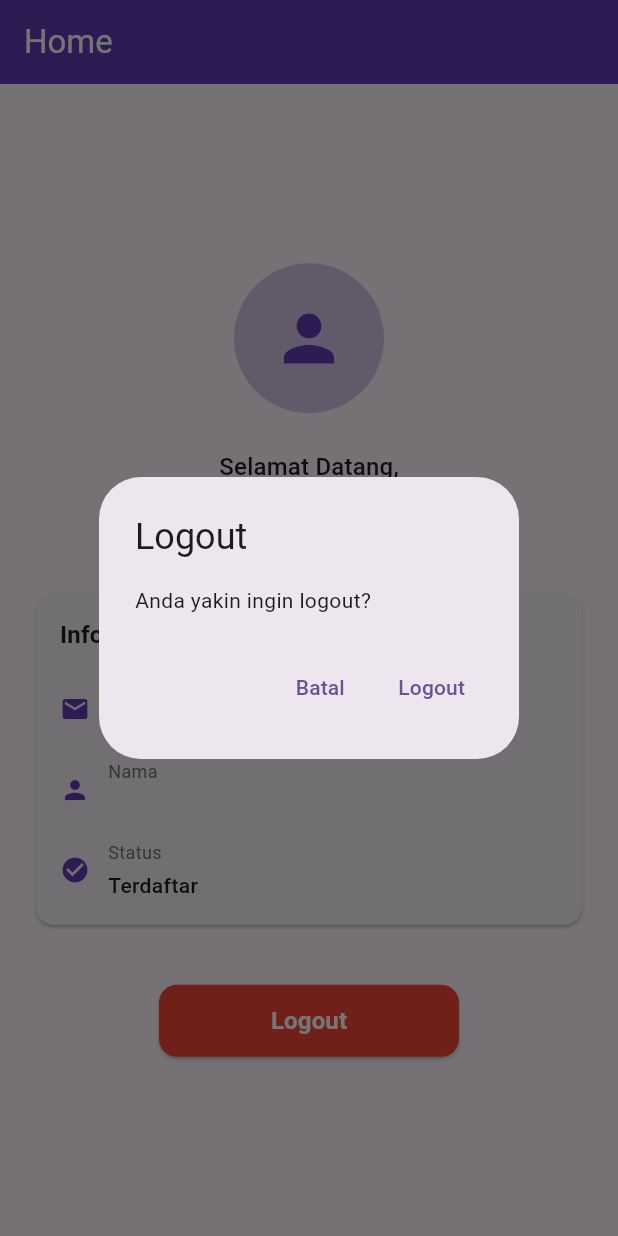
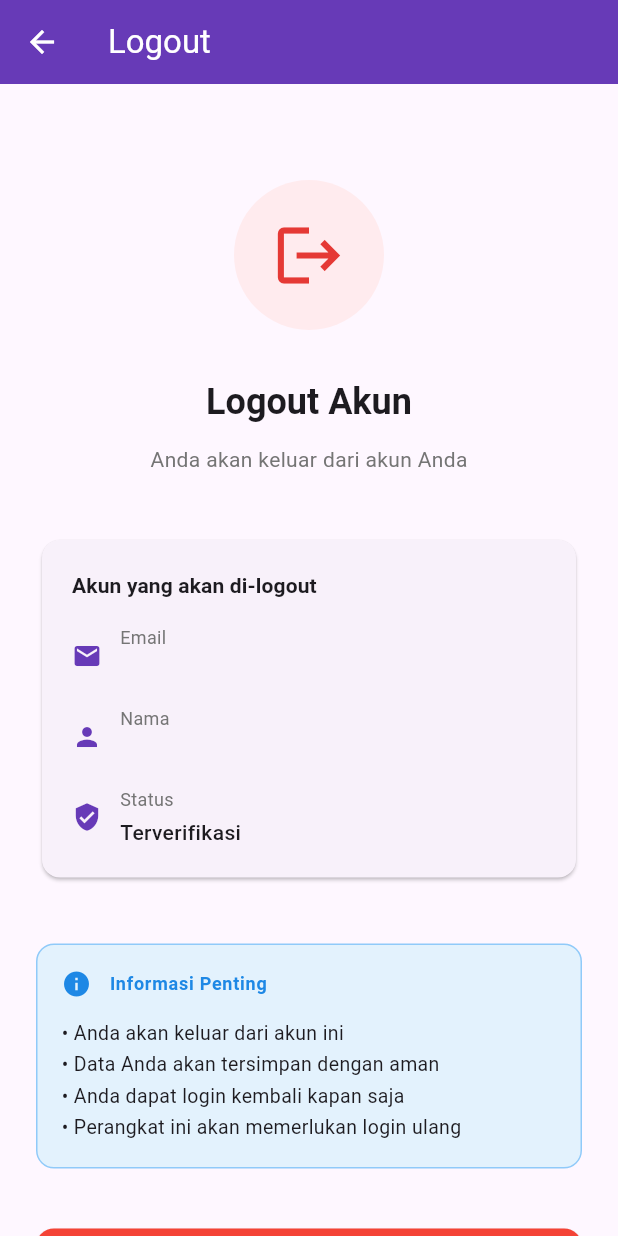
Before and after one commit to ipaddr/202523430031-23343062, a Flutter app: the screen it shows once a user with an empty profile is signed in, after a tap on "Logout", on a phone screen of 412 x 824 dp. Run offline on Flutter 3.47's test engine with Material 3 defaults, Android fonts, the phone set to English and light mode, and no system bars; our stand-ins replace cloud_firestore, firebase_auth, firebase_core, firebase_storage; accounts and stored records are empty.

Commit message:
feat: add logout view

```diff
--- a/app1/lib/screens/home_screen.dart
+++ b/app1/lib/screens/home_screen.dart
@@ -1,5 +1,6 @@
 import 'package:flutter/material.dart';
 import 'package:app1/services/auth_service.dart';
+import 'logout_screen.dart';
 
 /// Home Screen - Halaman utama setelah login
 class HomeScreen extends StatefulWidget {
@@ -104,29 +105,12 @@ class _HomeScreenState extends State<HomeScreen> {
               width: 200,
               height: 48,
               child: ElevatedButton(
-                onPressed: () async {
-                  // Show confirmation dialog
-                  showDialog(
-                    context: context,
-                    builder: (context) => AlertDialog(
-                      title: const Text('Logout'),
-                      content: const Text('Anda yakin ingin logout?'),
-                      actions: [
-                        TextButton(
-                          onPressed: () => Navigator.pop(context),
-                          child: const Text('Batal'),
-                        ),
-                        TextButton(
-                          onPressed: () async {
-                            Navigator.pop(context);
-                            await _authService.logout();
-                            if (mounted) {
-                              widget.onLogout?.call();
-                            }
-                          },
-                          child: const Text('Logout'),
-                        ),
-                      ],
+                onPressed: () {
+                  Navigator.push(
+                    context,
+                    MaterialPageRoute(
+                      builder: (context) =>
+                          LogoutScreen(onLogoutSuccess: widget.onLogout),
                     ),
                   );
                 },
--- /dev/null
+++ b/app1/lib/screens/logout_screen.dart
@@ -0,0 +1,355 @@
+import 'package:flutter/material.dart';
+import 'package:app1/services/auth_service.dart';
+
+/// Logout Screen - Halaman untuk proses logout
+class LogoutScreen extends StatefulWidget {
+  final VoidCallback? onLogoutSuccess;
+
+  const LogoutScreen({super.key, this.onLogoutSuccess});
+
+  @override
+  State<LogoutScreen> createState() => _LogoutScreenState();
+}
+
+class _LogoutScreenState extends State<LogoutScreen> {
+  final _authService = AuthService();
+  bool _isLoading = false;
+
+  /// Handle logout process
+  Future<void> _handleLogout() async {
+    setState(() => _isLoading = true);
+
+    try {
+      await _authService.logout();
+
+      if (mounted) {
+        widget.onLogoutSuccess?.call();
+        Navigator.pop(context);
+      }
+    } catch (e) {
+      if (mounted) {
+        ScaffoldMessenger.of(context).showSnackBar(
+          SnackBar(
+            content: Text('Logout gagal: ${e.toString()}'),
+            backgroundColor: Colors.red,
+          ),
+        );
+        setState(() => _isLoading = false);
+      }
+    }
+  }
+
+  /// Show logout confirmation dialog
+  void _showLogoutConfirmation() {
+    showDialog(
+      context: context,
+      builder: (BuildContext context) {
+        return AlertDialog(
+          shape: RoundedRectangleBorder(
+            borderRadius: BorderRadius.circular(16),
+          ),
+          title: const Text('Logout Akun'),
+          content: Column(
+            mainAxisSize: MainAxisSize.min,
+            crossAxisAlignment: CrossAxisAlignment.start,
+            children: [
+              Text(
+                'Apakah Anda yakin ingin logout?',
+                style: Theme.of(context).textTheme.bodyMedium,
+              ),
+              const SizedBox(height: 16),
+              Container(
+                padding: const EdgeInsets.all(12),
+                decoration: BoxDecoration(
+                  color: Colors.orange[50],
+                  borderRadius: BorderRadius.circular(8),
+                ),
+                child: Column(
+                  crossAxisAlignment: CrossAxisAlignment.start,
+                  children: [
+                    Text(
+                      'Informasi:',
+                      style: Theme.of(context).textTheme.labelSmall?.copyWith(
+                        fontWeight: FontWeight.bold,
+                      ),
+                    ),
+                    const SizedBox(height: 8),
+                    const Text(
+                      '• Anda akan keluar dari akun ini\n'
+                      '• Anda dapat login kembali kapan saja\n'
+                      '• Data Anda akan tetap aman',
+                      style: TextStyle(fontSize: 12),
+                    ),
+                  ],
+                ),
+              ),
+            ],
+          ),
+          actions: [
+            TextButton(
+              onPressed: () => Navigator.pop(context),
+              child: const Text('Batal'),
+            ),
+            ElevatedButton(
+              onPressed: _handleLogout,
+              style: ElevatedButton.styleFrom(
+                backgroundColor: Colors.red,
+                foregroundColor: Colors.white,
+              ),
+              child: _isLoading
+                  ? const SizedBox(
+                      width: 20,
+                      height: 20,
+                      child: CircularProgressIndicator(
+                        strokeWidth: 2,
+                        valueColor: AlwaysStoppedAnimation(Colors.white),
+                      ),
+                    )
+                  : const Text('Logout'),
+            ),
+          ],
+        );
+      },
+    );
+  }
+
+  @override
+  Widget build(BuildContext context) {
+    final user = _authService.currentUser;
+
+    return WillPopScope(
+      onWillPop: () async {
+        Navigator.pop(context);
+        return false;
+      },
+      child: Scaffold(
+        appBar: AppBar(
+          title: const Text('Logout'),
+          elevation: 0,
+          backgroundColor: Colors.deepPurple,
+          leading: IconButton(
+            icon: const Icon(Icons.arrow_back),
+            onPressed: () => Navigator.pop(context),
+          ),
+        ),
+        body: SingleChildScrollView(
+          child: Center(
+            child: Padding(
+              padding: const EdgeInsets.all(24),
+              child: Column(
+                mainAxisAlignment: MainAxisAlignment.center,
+                children: [
+                  const SizedBox(height: 40),
+
+                  // Icon
+                  Container(
+                    width: 100,
+                    height: 100,
+                    decoration: BoxDecoration(
+                      color: Colors.red[50],
+                      shape: BoxShape.circle,
+                    ),
+                    child: Icon(Icons.logout, size: 50, color: Colors.red[600]),
+                  ),
+                  const SizedBox(height: 32),
+
+                  // Title
+                  Text(
+                    'Logout Akun',
+                    style: Theme.of(context).textTheme.headlineSmall?.copyWith(
+                      fontWeight: FontWeight.bold,
+                    ),
+                  ),
+                  const SizedBox(height: 12),
+
+                  // Subtitle
+                  Text(
+                    'Anda akan keluar dari akun Anda',
+                    style: Theme.of(
+                      context,
+                    ).textTheme.bodyMedium?.copyWith(color: Colors.grey[600]),
+                  ),
+                  const SizedBox(height: 40),
+
+                  // User Info Card
+                  Card(
+                    shape: RoundedRectangleBorder(
+                      borderRadius: BorderRadius.circular(12),
+                    ),
+                    child: Padding(
+                      padding: const EdgeInsets.all(20),
+                      child: Column(
+                        crossAxisAlignment: CrossAxisAlignment.start,
+                        children: [
+                          Text(
+                            'Akun yang akan di-logout',
+                            style: Theme.of(context).textTheme.titleSmall
+                                ?.copyWith(fontWeight: FontWeight.bold),
+                          ),
+                          const SizedBox(height: 16),
+                          _InfoRow(
+                            icon: Icons.email,
+                            label: 'Email',
+                            value: user?.email ?? 'Tidak tersedia',
+                          ),
+                          const SizedBox(height: 12),
+                          _InfoRow(
+                            icon: Icons.person,
+                            label: 'Nama',
+                            value: user?.displayName ?? 'Belum diatur',
+                          ),
+                          const SizedBox(height: 12),
+                          _InfoRow(
+                            icon: Icons.verified_user,
+                            label: 'Status',
+                            value: user?.emailVerified == true
+                                ? 'Terverifikasi'
+                                : 'Belum Terverifikasi',
+                          ),
+                        ],
+                      ),
+                    ),
+                  ),
+                  const SizedBox(height: 40),
+
+                  // Info Box
+                  Container(
+                    padding: const EdgeInsets.all(16),
+                    decoration: BoxDecoration(
+                      color: Colors.blue[50],
+                      borderRadius: BorderRadius.circular(12),
+                      border: Border.all(color: Colors.blue[200]!),
+                    ),
+                    child: Column(
+                      crossAxisAlignment: CrossAxisAlignment.start,
+                      children: [
+                        Row(
+                          children: [
+                            Icon(Icons.info, color: Colors.blue[600], size: 20),
+                            const SizedBox(width: 12),
+                            Text(
+                              'Informasi Penting',
+                              style: Theme.of(context).textTheme.labelMedium
+                                  ?.copyWith(
+                                    fontWeight: FontWeight.bold,
+                                    color: Colors.blue[600],
+                                  ),
+                            ),
+                          ],
+                        ),
+                        const SizedBox(height: 12),
+                        const Text(
+                          '• Anda akan keluar dari akun ini\n'
+                          '• Data Anda akan tersimpan dengan aman\n'
+                          '• Anda dapat login kembali kapan saja\n'
+                          '• Perangkat ini akan memerlukan login ulang',
+                          style: TextStyle(fontSize: 13, height: 1.6),
+                        ),
+                      ],
+                    ),
+                  ),
+                  const SizedBox(height: 40),
+
+                  // Logout Button
+                  SizedBox(
+                    width: double.infinity,
+                    height: 50,
+                    child: ElevatedButton(
+                      onPressed: _isLoading ? null : _showLogoutConfirmation,
+                      style: ElevatedButton.styleFrom(
+                        backgroundColor: Colors.red,
+                        disabledBackgroundColor: Colors.grey[400],
+                        shape: RoundedRectangleBorder(
+                          borderRadius: BorderRadius.circular(12),
+                        ),
+                      ),
+                      child: _isLoading
+                          ? const SizedBox(
+                              width: 24,
+                              height: 24,
+                              child: CircularProgressIndicator(
+                                strokeWidth: 2.5,
+                                valueColor: AlwaysStoppedAnimation(
+                                  Colors.white,
+                                ),
+                              ),
+                            )
+                          : const Text(
+                              'Logout',
+                              style: TextStyle(
+                                color: Colors.white,
+                                fontSize: 16,
+                                fontWeight: FontWeight.w600,
+                              ),
+                            ),
+                    ),
+                  ),
+
+                  // Cancel Button
+                  const SizedBox(height: 12),
+                  SizedBox(
+                    width: double.infinity,
+                    height: 50,
+                    child: OutlinedButton(
+                      onPressed: () => Navigator.pop(context),
+                      style: OutlinedButton.styleFrom(
+                        shape: RoundedRectangleBorder(
+                          borderRadius: BorderRadius.circular(12),
+                        ),
+                      ),
+                      child: const Text('Batal'),
+                    ),
+                  ),
+                  const SizedBox(height: 40),
+                ],
+              ),
+            ),
+          ),
+        ),
+      ),
+    );
+  }
+}
+
+/// Info Row Widget
+class _InfoRow extends StatelessWidget {
+  final IconData icon;
+  final String label;
+  final String value;
+
+  const _InfoRow({
+    required this.icon,
+    required this.label,
+    required this.value,
+  });
+
+  @override
+  Widget build(BuildContext context) {
+    return Row(
+      children: [
+        Icon(icon, color: Colors.deepPurple, size: 20),
+        const SizedBox(width: 12),
+        Expanded(
+          child: Column(
+            crossAxisAlignment: CrossAxisAlignment.start,
+            children: [
+              Text(
+                label,
+                style: TextStyle(fontSize: 12, color: Colors.grey[600]),
+              ),
+              const SizedBox(height: 4),
+              Text(
+                value,
+                style: const TextStyle(
+                  fontSize: 14,
+                  fontWeight: FontWeight.w500,
+                ),
+                overflow: TextOverflow.ellipsis,
+              ),
+            ],
+          ),
+        ),
+      ],
+    );
+  }
+}
```
